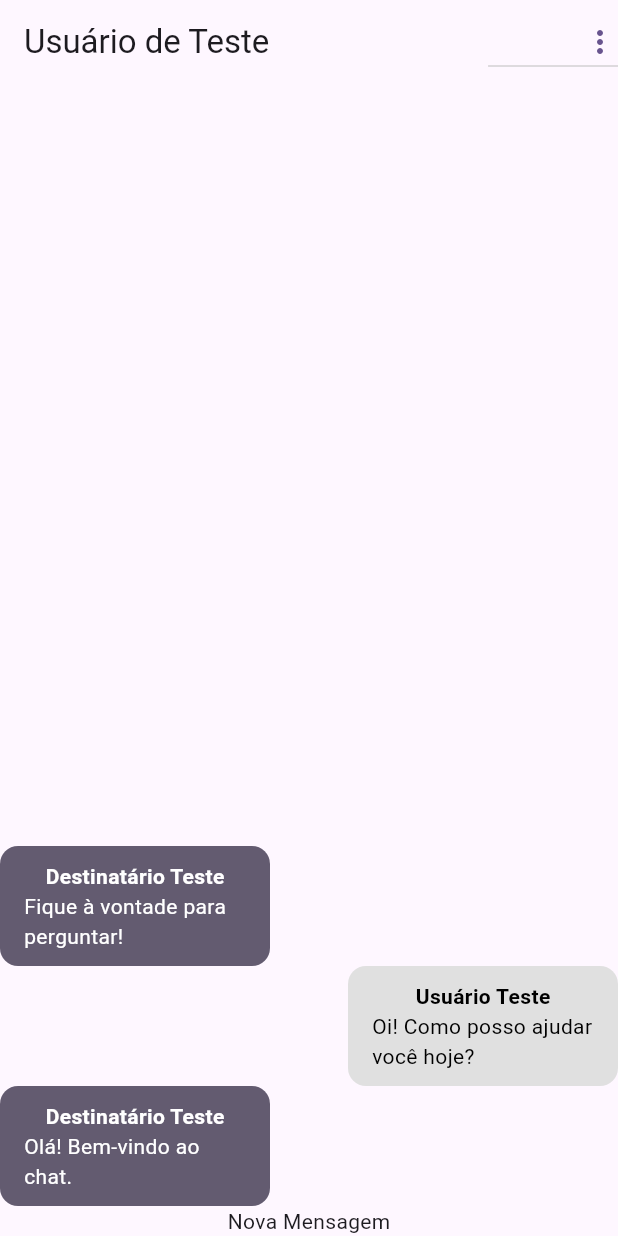
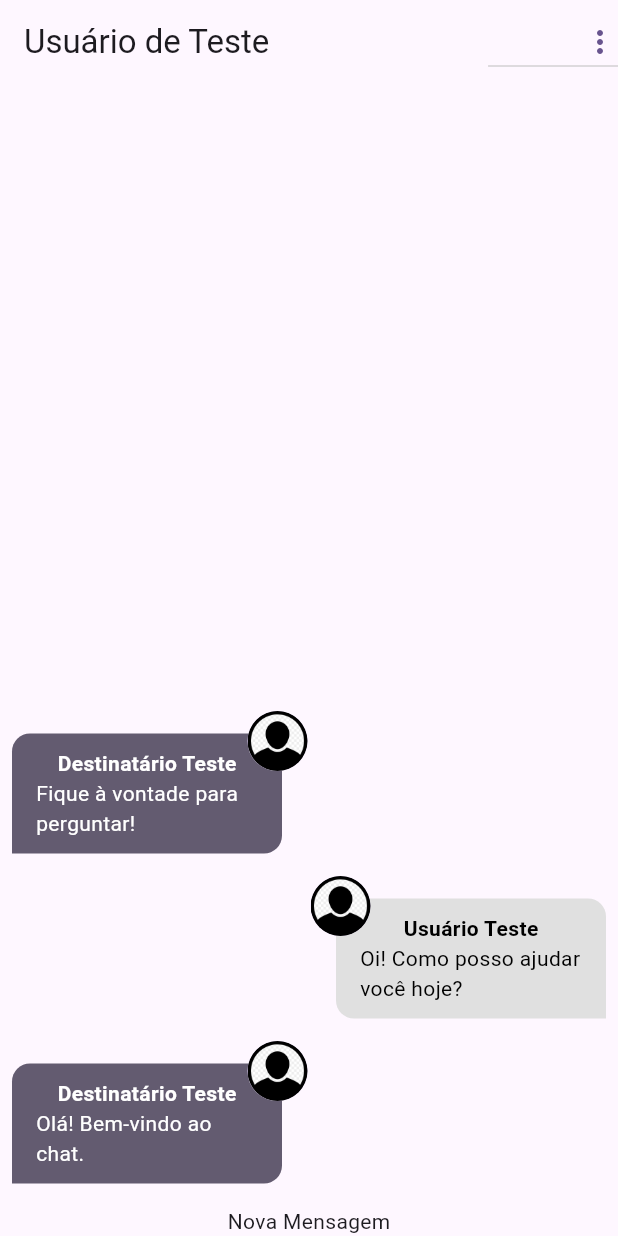
Before and after one commit to maitabom/flutter-chat, a Flutter app: the screen it shows after launch, on a phone screen of 412 x 824 dp. Run offline on Flutter 3.47's test engine with Material 3 defaults, Android fonts, the phone set to English and light mode, and no system bars; our stand-ins replace image_picker; accounts and stored records are empty.

Commit message:
refatora MessageBubble para melhorar a exibição de mensagens e adicionar suporte a avatares de usuários

```diff
--- a/lib/components/message_bubble.dart
+++ b/lib/components/message_bubble.dart
@@ -1,3 +1,5 @@
+import 'dart:io';
+
 import 'package:chat/models/chat_message.dart';
 import 'package:flutter/material.dart';
 
@@ -11,9 +13,27 @@ class MessageBubble extends StatelessWidget {
     super.key,
   });
 
+  Widget _showUserAvatar(String imageUrl) {
+    ImageProvider? provider;
+    final uri = Uri.parse(imageUrl);
+    final assetImage = 'assets/avatar.png';
+
+    if (uri.path.contains(assetImage)) {
+      provider = AssetImage(assetImage);
+    } else if (uri.scheme.contains('http')) {
+      provider = NetworkImage(uri.toString());
+    } else {
+      provider = FileImage(File(uri.toString()));
+    }
+
+    return CircleAvatar(backgroundImage: provider);
+  }
+
   @override
   Widget build(BuildContext context) {
-    return Row(
+    return Stack(
+      children: [
+        Row(
           mainAxisAlignment: fromCurrentUser
               ? MainAxisAlignment.end
               : MainAxisAlignment.start,
@@ -23,10 +43,20 @@ class MessageBubble extends StatelessWidget {
                 color: fromCurrentUser
                     ? Colors.grey.shade300
                     : Theme.of(context).colorScheme.secondary,
-            borderRadius: BorderRadius.all(Radius.circular(12)),
+                borderRadius: BorderRadius.only(
+                  topLeft: Radius.circular(12),
+                  topRight: Radius.circular(12),
+                  bottomLeft: fromCurrentUser
+                      ? Radius.circular(12)
+                      : Radius.zero,
+                  bottomRight: fromCurrentUser
+                      ? Radius.zero
+                      : Radius.circular(12),
+                ),
               ),
               width: 180,
               padding: const EdgeInsets.symmetric(vertical: 10, horizontal: 16),
+              margin: EdgeInsets.symmetric(vertical: 15, horizontal: 8),
               child: Column(
                 children: [
                   Text(
@@ -46,6 +76,14 @@ class MessageBubble extends StatelessWidget {
               ),
             ),
           ],
+        ),
+        Positioned(
+          top: 0,
+          left: fromCurrentUser ? null : 165,
+          right: fromCurrentUser ? 165 : null,
+          child: _showUserAvatar(message.userImagemUrl),
+        ),
+      ],
     );
   }
 }
```
Lines whose indentation alone changed are shown as unchanged.
